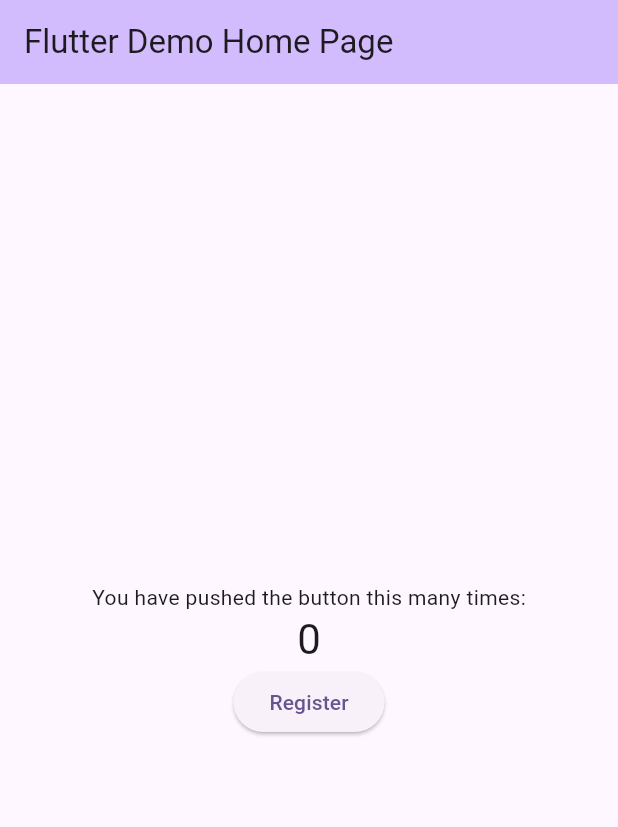
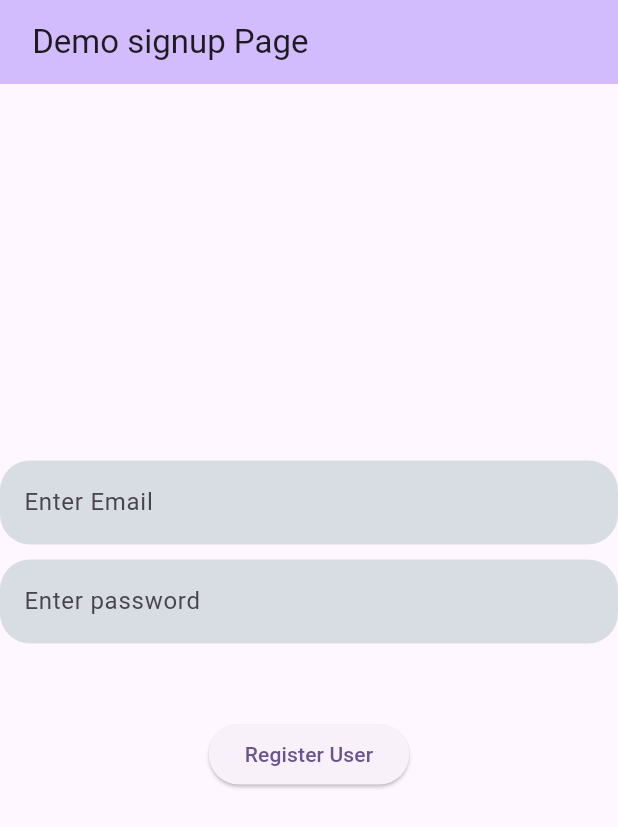
Before and after one commit to gnklakshan/KarConnect, a Flutter app: the screen it shows after launch, on a phone screen of 412 x 824 dp. Shown: the top 827 px of the screen. Run offline on Flutter 3.47's test engine with Material 3 defaults, Android fonts, the light colour scheme and no system bars; our stand-ins replace firebase_auth, firebase_core, get, get_storage, logger; accounts and stored records are empty.

Commit message:
minor changes

```diff
--- a/lib/app.dart
+++ b/lib/app.dart
@@ -52,6 +52,9 @@
 
 class _MyHomePageState extends State<MyHomePage> {
   int _counter = 0;
+  TextEditingController _emailController = TextEditingController();
+  TextEditingController _passwordController = TextEditingController();
+  String massage = "";
 
   void _incrementCounter() {
     setState(() {
@@ -70,30 +73,62 @@
         child: Column(
           mainAxisAlignment: MainAxisAlignment.center,
           children: <Widget>[
-            const Text(
-              'You have pushed the button this many times:',
+            TextField(
+              controller: _emailController,
+              decoration: InputDecoration(
+                filled: true,
+                fillColor: Color.fromARGB(255, 216, 221, 228),
+                label: Text("Enter Email"),
+                border: OutlineInputBorder(
+                    borderSide: BorderSide.none,
+                    borderRadius: BorderRadius.circular(20)),
+              ),
             ),
-            Text(
-              '$_counter',
-              style: Theme.of(context).textTheme.headlineMedium,
+            SizedBox(
+              height: 10,
+            ),
+            TextField(
+              controller: _passwordController,
+              decoration: InputDecoration(
+                filled: true,
+                fillColor: Color.fromARGB(255, 216, 221, 228),
+                label: Text("Enter password"),
+                border: OutlineInputBorder(
+                    borderSide: BorderSide.none,
+                    borderRadius: BorderRadius.circular(20)),
+              ),
+            ),
+            SizedBox(
+              height: 50,
             ),
             ElevatedButton(
               onPressed: () async {
-                String email = "aaaa@gmail.com";
-                String password = "12345678";
+                String email = _emailController.text.trim();
+                String password = _passwordController.text.trim();
                 UserCredential? result =
                     await registerWithEmailAndPassword(email, password);
                 if (result != null) {
                   // User created successfully
+                  setState(() {
+                    massage = 'User created: ${result.user!.email}';
+                  });
                   print(
                       'User created: ${result.user!.email}'); //to print msg on terminal for debugging
                 } else {
                   // Error occurred
                   print('Failed to create user');
+                  setState(() {
+                    massage =
+                        'Failed to create user: ${_emailController.text.trim()}';
+                  });
                 }
               },
-              child: Text('Register'),
+              child: Text('Register User'),
             ),
+            SizedBox(
+              height: 25,
+            ),
+            Text(massage)
           ],
         ),
       ),
--- a/lib/utils/routes/routes.dart
+++ b/lib/utils/routes/routes.dart
@@ -4,8 +4,7 @@
 class RouteClass {
   static final routes = [
     GetPage(
-        name: '/',
-        page: () => const MyHomePage(title: 'Flutter Demo Home Page')),
+        name: '/', page: () => const MyHomePage(title: ' Demo signup Page')),
     // GetPage(name: '/addPage', page: () => AddPage()),
     // GetPage(name: '/secondpage', page: () => SecondPage()),
   ];
```
